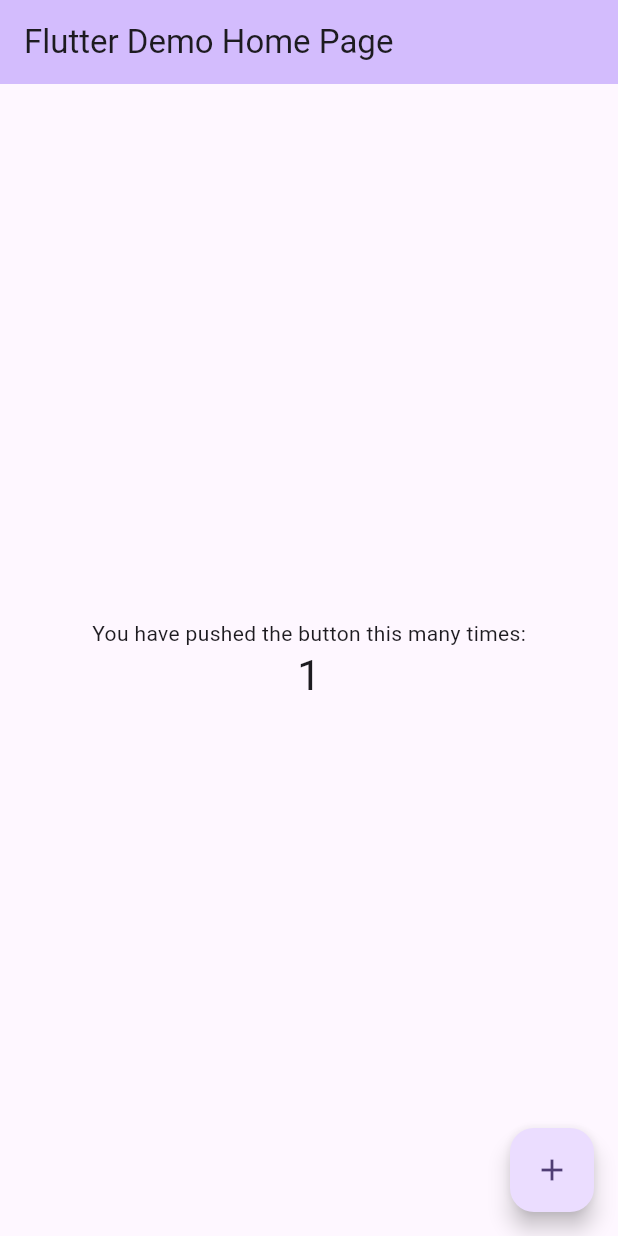
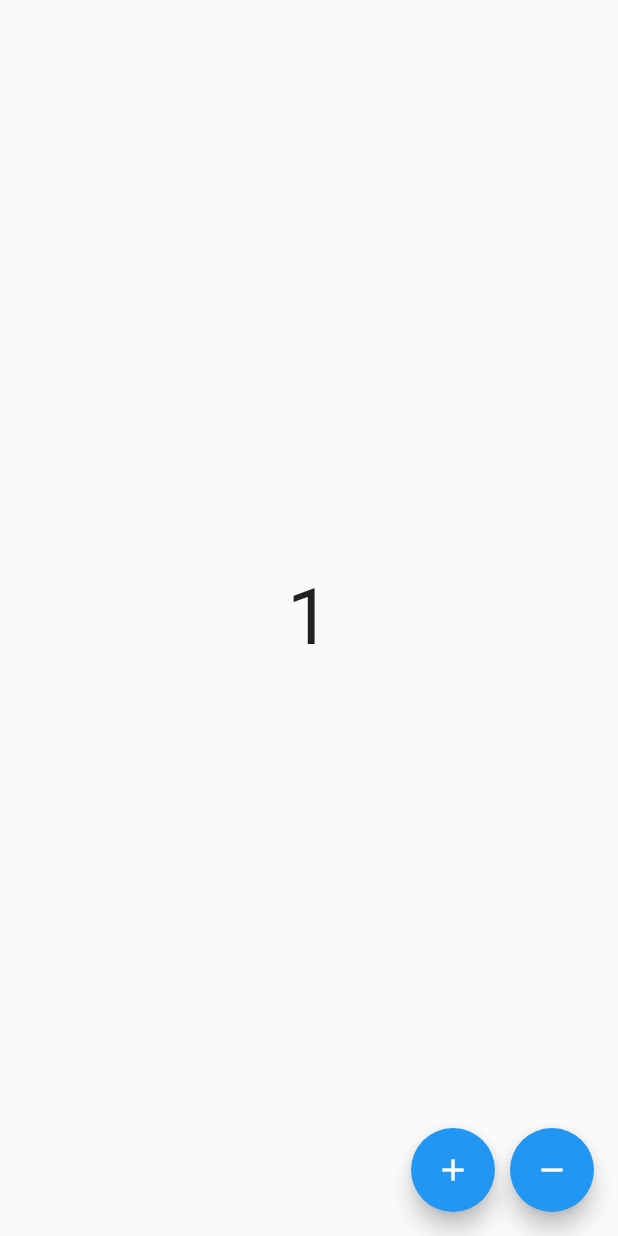
Before and after one commit to yhan0704/flutter_my_counter, a Flutter app: the screen it shows after launch, after a tap on the "add" icon, on a phone screen of 412 x 824 dp. Run offline on Flutter 3.47's test engine with Material 2 defaults, Android fonts, the phone set to English and light mode, and no system bars; our stand-ins replace bloc, equatable, flutter_bloc.

Commit message:
used BlocBuilder

```diff
--- a/analysis_options.yaml
+++ b/analysis_options.yaml
@@ -7,7 +7,7 @@
 
 # The following line activates a set of recommended lints for Flutter apps,
 # packages, and plugins designed to encourage good coding practices.
-include: package:flutter_lints/flutter.yaml
+# include: package:flutter_lints/flutter.yaml
 
 linter:
   # The lint rules applied to this project can be customized in the
--- /dev/null
+++ b/lib/cubits/counter/counter_cubit.dart
@@ -0,0 +1,16 @@
+import 'package:bloc/bloc.dart';
+import 'package:equatable/equatable.dart';
+
+part 'counter_state.dart';
+
+class CounterCubit extends Cubit<CounterState> {
+  CounterCubit() : super(CounterState.initial());
+
+  void increment(){
+    emit(state.copyWith(counter: state.counter + 1));
+  }
+
+  void decrement(){
+    emit(state.copyWith(counter: state.counter - 1));
+  }
+}
--- /dev/null
+++ b/lib/cubits/counter/counter_state.dart
@@ -0,0 +1,36 @@
+part of 'counter_cubit.dart';
+
+// ignore_for_file: public_member_api_docs, sort_constructors_first
+class CounterState {
+  final int counter;
+  CounterState({
+    required this.counter,
+  });
+
+
+  factory CounterState.initial(){
+    return CounterState(counter: 0);
+  }
+
+  @override
+  bool operator ==(covariant CounterState other) {
+    if (identical(this, other)) return true;
+
+    return
+      other.counter == counter;
+  }
+
+  @override
+  int get hashCode => counter.hashCode;
+
+  @override
+  String toString() => 'CounterState(counter: $counter)';
+
+  CounterState copyWith({
+    int? counter,
+  }) {
+    return CounterState(
+      counter: counter ?? this.counter,
+    );
+  }
+}
--- a/lib/main.dart
+++ b/lib/main.dart
@@ -1,125 +1,66 @@
 import 'package:flutter/material.dart';
+import 'package:flutter_bloc/flutter_bloc.dart';
+import 'package:my_counter_cubit/cubits/counter/counter_cubit.dart';
 
 void main() {
   runApp(const MyApp());
 }
 
 class MyApp extends StatelessWidget {
-  const MyApp({super.key});
+  const MyApp({Key? key}) : super(key: key);
 
-  // This widget is the root of your application.
   @override
   Widget build(BuildContext context) {
-    return MaterialApp(
-      title: 'Flutter Demo',
-      theme: ThemeData(
-        // This is the theme of your application.
-        //
-        // TRY THIS: Try running your application with "flutter run". You'll see
-        // the application has a blue toolbar. Then, without quitting the app,
-        // try changing the seedColor in the colorScheme below to Colors.green
-        // and then invoke "hot reload" (save your changes or press the "hot
-        // reload" button in a Flutter-supported IDE, or press "r" if you used
-        // the command line to start the app).
-        //
-        // Notice that the counter didn't reset back to zero; the application
-        // state is not lost during the reload. To reset the state, use hot
-        // restart instead.
-        //
-        // This works for code too, not just values: Most code changes can be
-        // tested with just a hot reload.
-        colorScheme: ColorScheme.fromSeed(seedColor: Colors.deepPurple),
-        useMaterial3: true,
+    return BlocProvider<CounterCubit>(
+      create: (context) => CounterCubit(),
+      child: MaterialApp(
+        title: 'My Counter Cubit',
+        debugShowCheckedModeBanner: false,
+        theme: ThemeData(
+          primarySwatch: Colors.blue,
+        ),
+        home: const MyHomePage(),
       ),
-      home: const MyHomePage(title: 'Flutter Demo Home Page'),
     );
   }
 }
 
-class MyHomePage extends StatefulWidget {
-  const MyHomePage({super.key, required this.title});
-
-  // This widget is the home page of your application. It is stateful, meaning
-  // that it has a State object (defined below) that contains fields that affect
-  // how it looks.
-
-  // This class is the configuration for the state. It holds the values (in this
-  // case the title) provided by the parent (in this case the App widget) and
-  // used by the build method of the State. Fields in a Widget subclass are
-  // always marked "final".
-
-  final String title;
-
-  @override
-  State<MyHomePage> createState() => _MyHomePageState();
-}
-
-class _MyHomePageState extends State<MyHomePage> {
-  int _counter = 0;
-
-  void _incrementCounter() {
-    setState(() {
-      // This call to setState tells the Flutter framework that something has
-      // changed in this State, which causes it to rerun the build method below
-      // so that the display can reflect the updated values. If we changed
-      // _counter without calling setState(), then the build method would not be
-      // called again, and so nothing would appear to happen.
-      _counter++;
-    });
-  }
+class MyHomePage extends StatelessWidget {
+  const MyHomePage({Key? key}) : super(key: key);
 
   @override
   Widget build(BuildContext context) {
-    // This method is rerun every time setState is called, for instance as done
-    // by the _incrementCounter method above.
-    //
-    // The Flutter framework has been optimized to make rerunning build methods
-    // fast, so that you can just rebuild anything that needs updating rather
-    // than having to individually change instances of widgets.
     return Scaffold(
-      appBar: AppBar(
-        // TRY THIS: Try changing the color here to a specific color (to
-        // Colors.amber, perhaps?) and trigger a hot reload to see the AppBar
-        // change color while the other colors stay the same.
-        backgroundColor: Theme.of(context).colorScheme.inversePrimary,
-        // Here we take the value from the MyHomePage object that was created by
-        // the App.build method, and use it to set our appbar title.
-        title: Text(widget.title),
+      body: BlocBuilder<CounterCubit, CounterState>(
+        builder: (context, state) {
+          return Center(
+            child: Text(
+              '${state.counter}',
+              style: TextStyle(fontSize: 52.0),
+            ),
+          );
+        },
       ),
-      body: Center(
-        // Center is a layout widget. It takes a single child and positions it
-        // in the middle of the parent.
-        child: Column(
-          // Column is also a layout widget. It takes a list of children and
-          // arranges them vertically. By default, it sizes itself to fit its
-          // children horizontally, and tries to be as tall as its parent.
-          //
-          // Column has various properties to control how it sizes itself and
-          // how it positions its children. Here we use mainAxisAlignment to
-          // center the children vertically; the main axis here is the vertical
-          // axis because Columns are vertical (the cross axis would be
-          // horizontal).
-          //
-          // TRY THIS: Invoke "debug painting" (choose the "Toggle Debug Paint"
-          // action in the IDE, or press "p" in the console), to see the
-          // wireframe for each widget.
-          mainAxisAlignment: MainAxisAlignment.center,
-          children: <Widget>[
-            const Text(
-              'You have pushed the button this many times:',
-            ),
-            Text(
-              '$_counter',
-              style: Theme.of(context).textTheme.headlineMedium,
-            ),
-          ],
-        ),
+      floatingActionButton: Row(
+        mainAxisAlignment: MainAxisAlignment.end,
+        children: [
+          FloatingActionButton(
+            onPressed: () {
+              BlocProvider.of<CounterCubit>(context).increment();
+            },
+            child: Icon(Icons.add),
+            heroTag: 'increment',
+          ),
+          SizedBox(width: 10.0),
+          FloatingActionButton(
+            onPressed: () {
+              BlocProvider.of<CounterCubit>(context).decrement();
+            },
+            child: Icon(Icons.remove),
+            heroTag: 'decrement',
+          ),
+        ],
       ),
-      floatingActionButton: FloatingActionButton(
-        onPressed: _incrementCounter,
-        tooltip: 'Increment',
-        child: const Icon(Icons.add),
-      ), // This trailing comma makes auto-formatting nicer for build methods.
     );
   }
 }
--- /dev/null
+++ b/lib/other_page.dart
@@ -0,0 +1,20 @@
+import 'package:flutter/material.dart';
+
+class OtherPage extends StatelessWidget {
+  const OtherPage({Key? key}) : super(key: key);
+
+  @override
+  Widget build(BuildContext context) {
+    return Scaffold(
+      appBar: AppBar(
+        title: Text('Other'),
+      ),
+      body: Center(
+        child: Text(
+          'Other',
+          style: TextStyle(fontSize: 52.0),
+        ),
+      ),
+    );
+  }
+}
```
